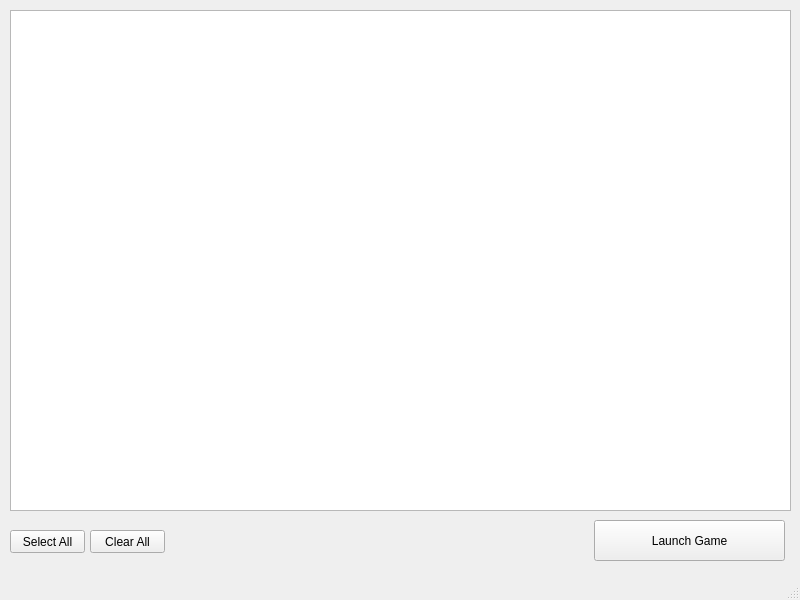
The window that main.ui (arshesney/simple-tww2-mod-manager) describes before a commit, drawn with Qt 5.
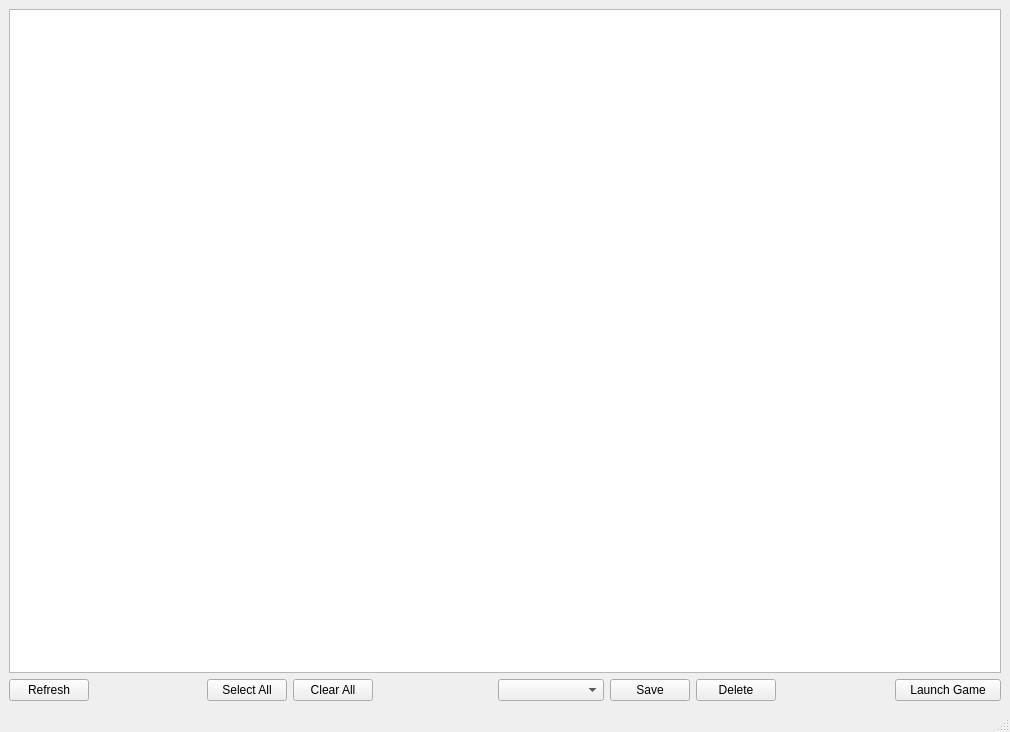
The same window after the commit.

Patch:
```diff
--- a/main.ui
+++ b/main.ui
@@ -6,63 +6,168 @@
    <rect>
     <x>0</x>
     <y>0</y>
-    <width>800</width>
-    <height>600</height>
+    <width>1010</width>
+    <height>732</height>
    </rect>
   </property>
+  <property name="sizePolicy">
+   <sizepolicy hsizetype="Preferred" vsizetype="Preferred">
+    <horstretch>0</horstretch>
+    <verstretch>0</verstretch>
+   </sizepolicy>
+  </property>
+  <property name="baseSize">
+   <size>
+    <width>0</width>
+    <height>0</height>
+   </size>
+  </property>
   <property name="windowTitle">
    <string>MainWindow</string>
   </property>
   <widget class="QWidget" name="centralwidget">
-   <widget class="QTableWidget" name="modListTbl">
-    <property name="geometry">
-     <rect>
-      <x>10</x>
-      <y>10</y>
-      <width>781</width>
-      <height>501</height>
-     </rect>
-    </property>
-   </widget>
-   <widget class="QPushButton" name="launchGameBtn">
-    <property name="geometry">
-     <rect>
-      <x>594</x>
-      <y>520</y>
-      <width>191</width>
-      <height>41</height>
-     </rect>
-    </property>
-    <property name="text">
-     <string>Launch Game</string>
-    </property>
-   </widget>
-   <widget class="QPushButton" name="selectAllBtn">
-    <property name="geometry">
-     <rect>
-      <x>10</x>
-      <y>530</y>
-      <width>75</width>
-      <height>23</height>
-     </rect>
-    </property>
-    <property name="text">
-     <string>Select All</string>
-    </property>
-   </widget>
-   <widget class="QPushButton" name="clearAllBtn">
-    <property name="geometry">
-     <rect>
-      <x>90</x>
-      <y>530</y>
-      <width>75</width>
-      <height>23</height>
-     </rect>
-    </property>
-    <property name="text">
-     <string>Clear All</string>
-    </property>
-   </widget>
+   <layout class="QGridLayout" name="gridLayout">
+    <item row="1" column="6">
+     <widget class="QComboBox" name="profilesBox">
+      <property name="sizePolicy">
+       <sizepolicy hsizetype="MinimumExpanding" vsizetype="Fixed">
+        <horstretch>0</horstretch>
+        <verstretch>0</verstretch>
+       </sizepolicy>
+      </property>
+     </widget>
+    </item>
+    <item row="1" column="8">
+     <widget class="QPushButton" name="deleteBtn">
+      <property name="sizePolicy">
+       <sizepolicy hsizetype="Fixed" vsizetype="Fixed">
+        <horstretch>0</horstretch>
+        <verstretch>0</verstretch>
+       </sizepolicy>
+      </property>
+      <property name="text">
+       <string>Delete</string>
+      </property>
+     </widget>
+    </item>
+    <item row="1" column="5">
+     <spacer name="horizontalSpacer_2">
+      <property name="orientation">
+       <enum>Qt::Horizontal</enum>
+      </property>
+      <property name="sizeHint" stdset="0">
+       <size>
+        <width>40</width>
+        <height>20</height>
+       </size>
+      </property>
+     </spacer>
+    </item>
+    <item row="1" column="0">
+     <widget class="QPushButton" name="refreshBtn">
+      <property name="sizePolicy">
+       <sizepolicy hsizetype="Fixed" vsizetype="Fixed">
+        <horstretch>0</horstretch>
+        <verstretch>0</verstretch>
+       </sizepolicy>
+      </property>
+      <property name="text">
+       <string>Refresh</string>
+      </property>
+     </widget>
+    </item>
+    <item row="1" column="7">
+     <widget class="QPushButton" name="saveBtn">
+      <property name="sizePolicy">
+       <sizepolicy hsizetype="Fixed" vsizetype="Fixed">
+        <horstretch>0</horstretch>
+        <verstretch>0</verstretch>
+       </sizepolicy>
+      </property>
+      <property name="text">
+       <string>Save</string>
+      </property>
+     </widget>
+    </item>
+    <item row="1" column="10">
+     <widget class="QPushButton" name="launchGameBtn">
+      <property name="sizePolicy">
+       <sizepolicy hsizetype="MinimumExpanding" vsizetype="Fixed">
+        <horstretch>0</horstretch>
+        <verstretch>0</verstretch>
+       </sizepolicy>
+      </property>
+      <property name="text">
+       <string>Launch Game</string>
+      </property>
+     </widget>
+    </item>
+    <item row="0" column="0" colspan="11">
+     <widget class="QTableWidget" name="modListTbl">
+      <property name="sizePolicy">
+       <sizepolicy hsizetype="Expanding" vsizetype="Expanding">
+        <horstretch>0</horstretch>
+        <verstretch>0</verstretch>
+       </sizepolicy>
+      </property>
+      <property name="sizeAdjustPolicy">
+       <enum>QAbstractScrollArea::AdjustToContents</enum>
+      </property>
+     </widget>
+    </item>
+    <item row="1" column="2">
+     <widget class="QPushButton" name="selectAllBtn">
+      <property name="sizePolicy">
+       <sizepolicy hsizetype="Fixed" vsizetype="Fixed">
+        <horstretch>0</horstretch>
+        <verstretch>0</verstretch>
+       </sizepolicy>
+      </property>
+      <property name="text">
+       <string>Select All</string>
+      </property>
+     </widget>
+    </item>
+    <item row="1" column="1">
+     <spacer name="horizontalSpacer">
+      <property name="orientation">
+       <enum>Qt::Horizontal</enum>
+      </property>
+      <property name="sizeHint" stdset="0">
+       <size>
+        <width>40</width>
+        <height>20</height>
+       </size>
+      </property>
+     </spacer>
+    </item>
+    <item row="1" column="9">
+     <spacer name="horizontalSpacer_3">
+      <property name="orientation">
+       <enum>Qt::Horizontal</enum>
+      </property>
+      <property name="sizeHint" stdset="0">
+       <size>
+        <width>40</width>
+        <height>20</height>
+       </size>
+      </property>
+     </spacer>
+    </item>
+    <item row="1" column="3">
+     <widget class="QPushButton" name="clearAllBtn">
+      <property name="sizePolicy">
+       <sizepolicy hsizetype="Fixed" vsizetype="Fixed">
+        <horstretch>0</horstretch>
+        <verstretch>0</verstretch>
+       </sizepolicy>
+      </property>
+      <property name="text">
+       <string>Clear All</string>
+      </property>
+     </widget>
+    </item>
+   </layout>
   </widget>
   <widget class="QMenuBar" name="menubar">
    <property name="geometry">
```
Left out of the diff: 2 changed lines with no effect on the pictures.
